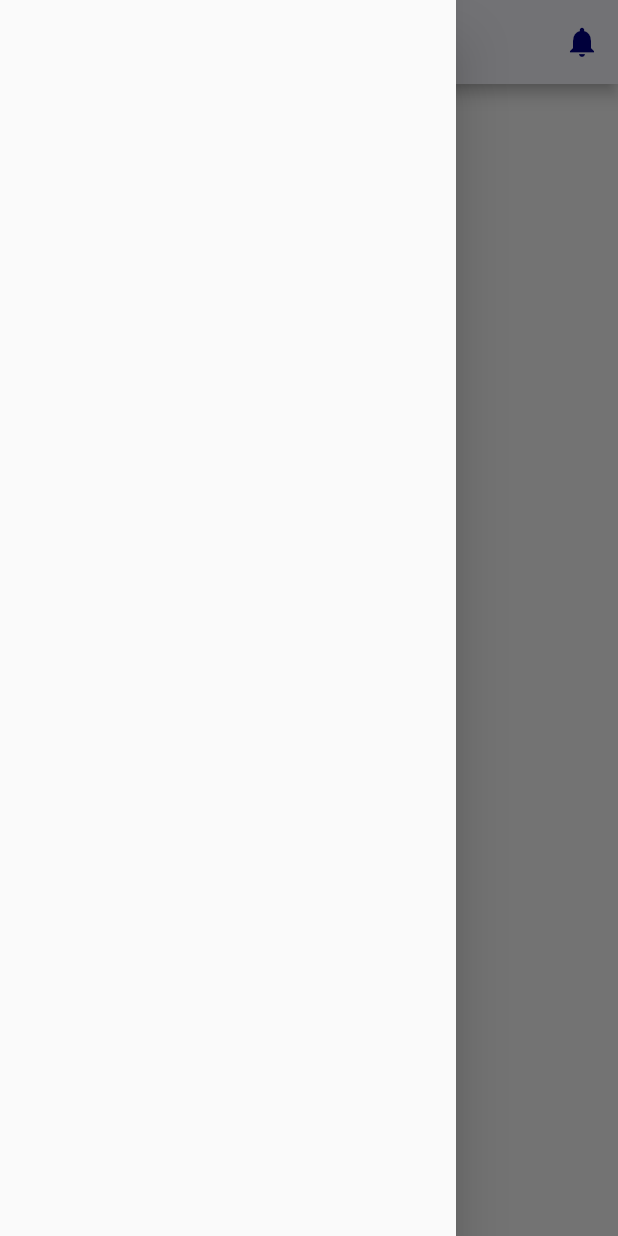
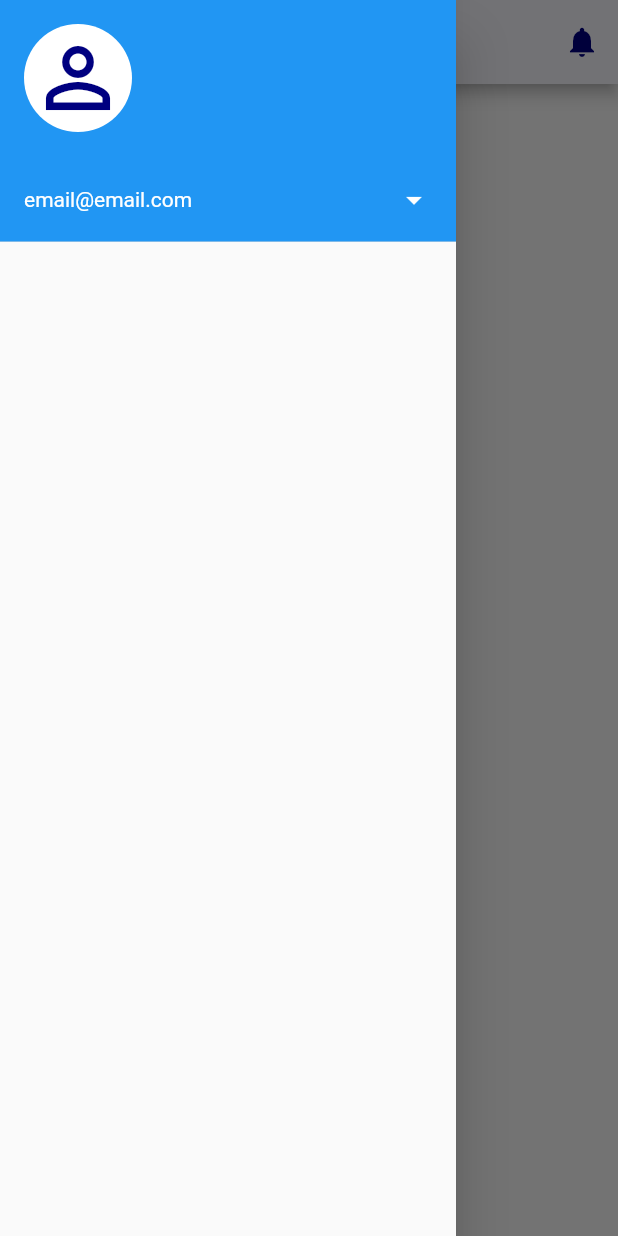
Before and after one commit to DCOMP-UFS/comunicalab-frontend, a Flutter app: the HomePage screen opened directly, with the side drawer open, on a phone screen of 412 x 824 dp. Run offline on Flutter 3.47's test engine with Material 2 defaults, Android fonts, the phone set to English and light mode, and no system bars.

```diff
--- a/lib/main.dart
+++ b/lib/main.dart
@@ -9,7 +9,7 @@ class MyApp extends StatelessWidget {
     return MaterialApp(
       title: 'Comunica-lab',
       theme: ThemeData(
-          primaryColor: Color(0xFFF8F8FF),
+          primaryColor: Color(0xFF000080),
           fontFamily: 'Roboto',
           inputDecorationTheme: InputDecorationTheme(
               disabledBorder: OutlineInputBorder(
@@ -22,6 +22,7 @@ class MyApp extends StatelessWidget {
                   borderRadius: BorderRadius.circular(5.0),
                   borderSide:
                       BorderSide(color: Color(0xFF000080), width: 2.0))),
+          appBarTheme: AppBarTheme(color: Color(0xFFF8F8FF)),
           primaryIconTheme: IconThemeData(color: Color(0xFF000080)),
           primaryTextTheme: Theme.of(context)
               .primaryTextTheme
--- a/lib/pages/home.dart
+++ b/lib/pages/home.dart
@@ -6,6 +6,27 @@ class HomePage extends StatefulWidget {
 }
 
 class HomePageState extends State<HomePage> {
+  final headerTextStyle = TextStyle(color: Color(0xFFFFFFFF), fontSize: 14.0);
+
+  Widget _handlerSideBar(){
+    return Drawer(
+      child: Column(
+        children: <Widget>[
+          UserAccountsDrawerHeader(
+            margin: EdgeInsets.all(0.0),
+            currentAccountPicture: CircleAvatar(
+              backgroundColor: Color(0xFFFFFFFF),
+              child: Icon(Icons.person_outline,
+              color: Color(0xFF000080),
+              size: 64),
+            ),
+            accountEmail: Text('email@email.com', style: headerTextStyle),
+            onDetailsPressed: (){},
+          )
+        ],
+      ),
+    );
+  }
 
   @override
   Widget build(BuildContext context) {
@@ -19,7 +40,9 @@ class HomePageState extends State<HomePage> {
           )
         ],
       ),
-      drawer: Drawer(), // This trailing comma makes auto-formatting nicer for build methods.
+      drawer: ListTileTheme(
+          iconColor: Color(0xFF000080),
+          child: _handlerSideBar()), // This trailing comma makes auto-formatting nicer for build methods.
     );
   }
 }
```
